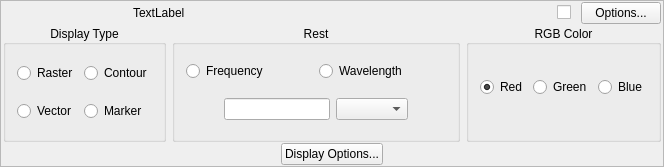
First picture: the form in code/display/QtViewer/ImageManager/ImageView.ui, repository radio-astro/casa, before the edit.
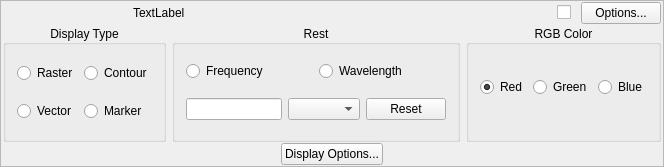
Second picture: the form after the edit.

Commit message: New Development: No             JIRA Issue: CAS-7185         Ready for Test: Yes      Interface Changes: Yes What Interface Changed: Added methods, private, to support functionality.          Test Programs: List test programs   Put in Release Notes: No              Module(s): Viewer            Description: Reset button needed for rest frequency.

The edit to the form file:
```diff
--- a/code/display/QtViewer/ImageManager/ImageView.ui
+++ b/code/display/QtViewer/ImageManager/ImageView.ui
@@ -321,7 +321,7 @@
             </property>
             <property name="sizeHint" stdset="0">
              <size>
-              <width>40</width>
+              <width>5</width>
               <height>20</height>
              </size>
             </property>
@@ -353,6 +353,16 @@
             </property>
            </widget>
           </item>
+          <item>
+           <widget class="QPushButton" name="resetFreqButton">
+            <property name="toolTip">
+             <string>Reset the rest frequency to its original value.</string>
+            </property>
+            <property name="text">
+             <string>Reset</string>
+            </property>
+           </widget>
+          </item>
           <item>
            <spacer name="horizontalSpacer_9">
             <property name="orientation">
@@ -360,7 +370,7 @@
             </property>
             <property name="sizeHint" stdset="0">
              <size>
-              <width>40</width>
+              <width>5</width>
               <height>20</height>
              </size>
             </property>
```
The commit also changes 2 other files.
